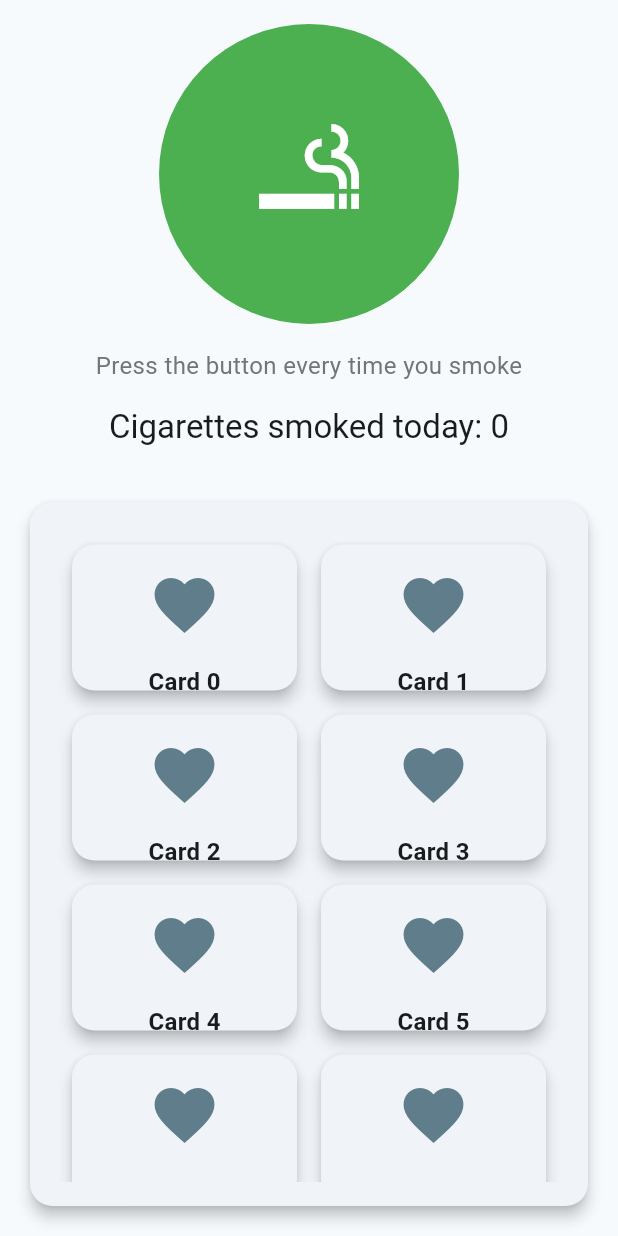
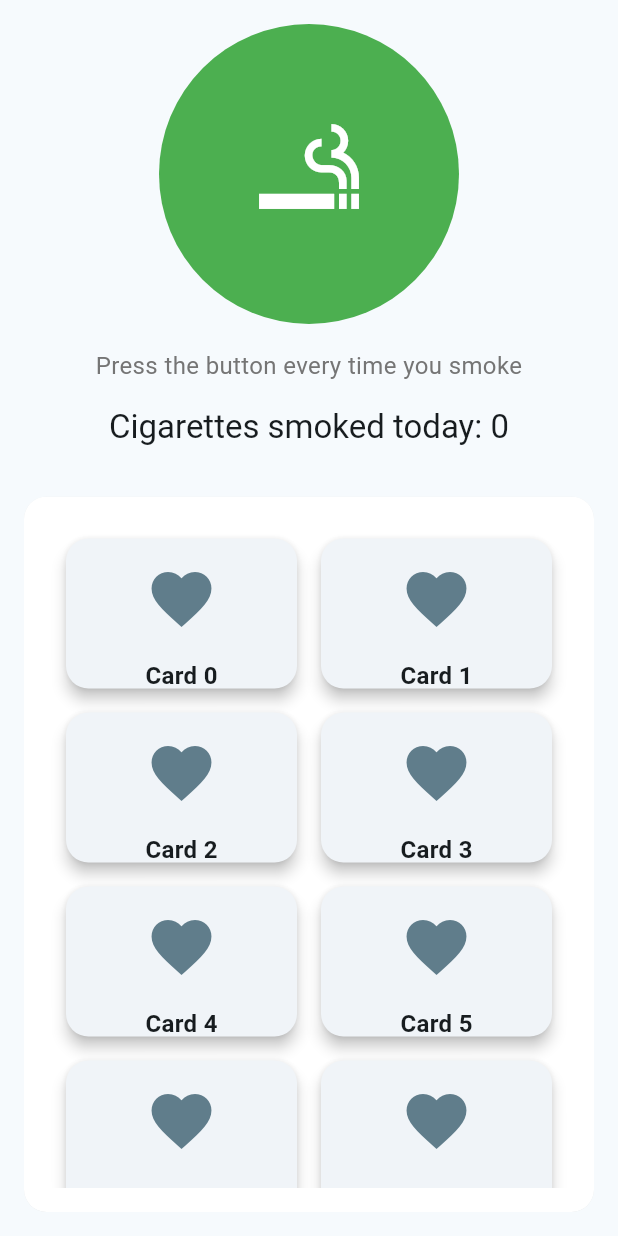
Before and after one commit to edoardop13/myquitbuddy, a Flutter app: the CigaretteTracker screen opened directly, on a phone screen of 412 x 824 dp. Run offline on Flutter 3.47's test engine with Material 3 defaults, Android fonts, the light colour scheme and no system bars; our stand-ins replace babstrap_settings_screen, dio, fl_chart, flutter_secure_storage, jwt_decoder, percent_indicator; missing offline and left inert: dio_cache_interceptor; accounts and stored records are empty.

Commit message:
updated design

```diff
--- a/lib/screens/home/cigaretteTracker.dart
+++ b/lib/screens/home/cigaretteTracker.dart
@@ -69,15 +69,25 @@ class _CigaretteTrackerState extends State<CigaretteTracker> {
           Expanded(
             child: Padding(
               padding: const EdgeInsets.all(16.0),
-              child: Card(
-                elevation: 4,
-                shape: RoundedRectangleBorder(
-                  borderRadius: BorderRadius.circular(15),
-                ),
-                child: Padding(
-                  padding: const EdgeInsets.all(16.0),
-                  child: SingleChildScrollView(
-                    child: CardsGrid(),
+              child: ClipRRect(
+                borderRadius: BorderRadius.circular(15.0),
+                child: Container(
+                  decoration: BoxDecoration(
+                    color: Colors.white,
+                    boxShadow: [
+                      BoxShadow(
+                        color: Colors.black12,
+                        blurRadius: 10.0,
+                        spreadRadius: 2.0,
+                        offset: Offset(0.0, 5.0),
+                      ),
+                    ],
+                  ),
+                  child: Padding(
+                    padding: const EdgeInsets.all(16.0),
+                    child: SingleChildScrollView(
+                      child: CardsGrid(),
+                    ),
                   ),
                 ),
               ),
```
